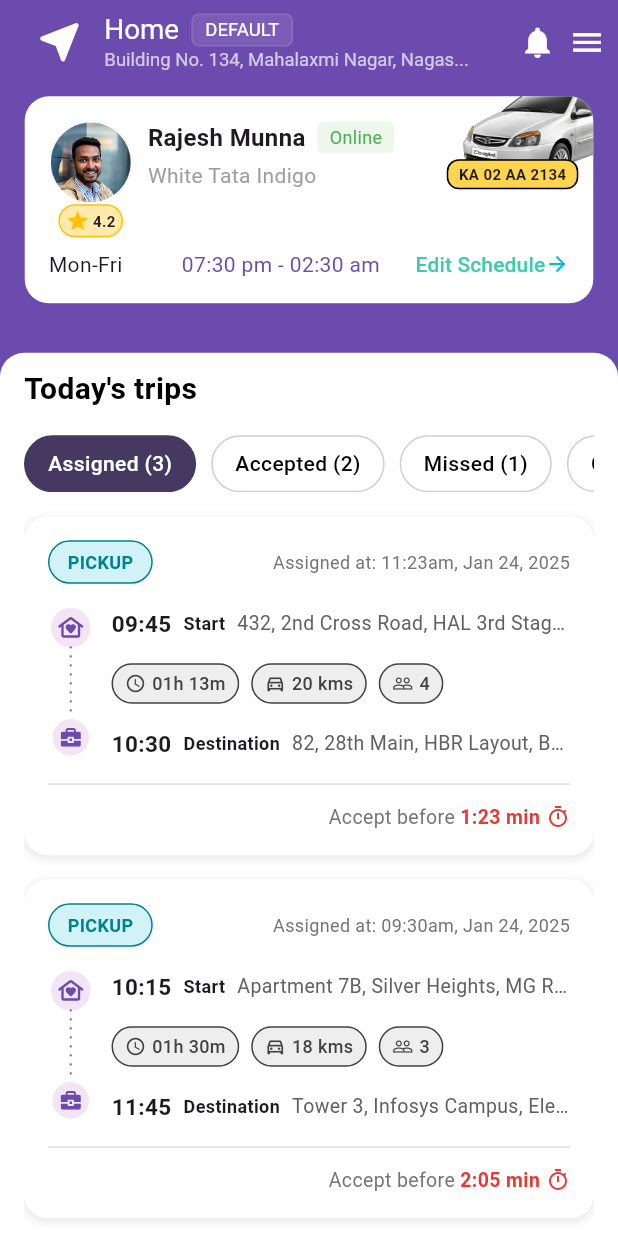
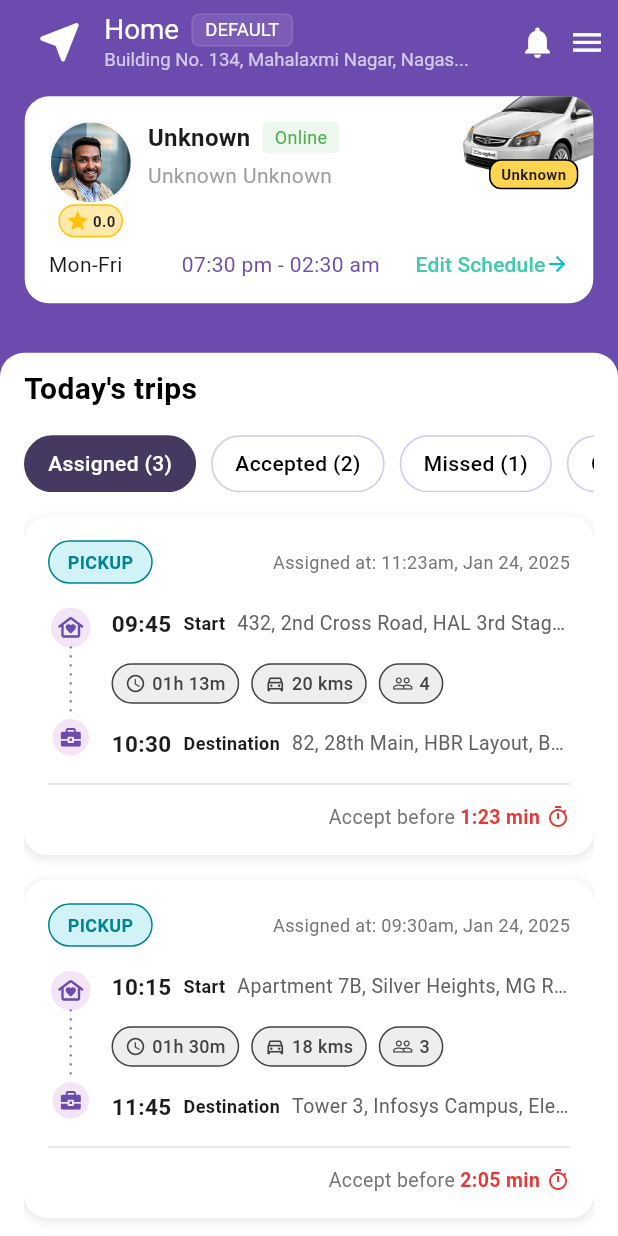
Before and after one commit to Transport-SaaS/breezo-driver, a Flutter app: the HomeScreen screen opened directly, on a phone screen of 412 x 824 dp. Run offline on Flutter 3.47's test engine with Material 3 defaults, Android fonts, the light colour scheme and no system bars; our stand-ins replace cherry_toast, dio, flutter_secure_storage, flutter_svg, geolocator, get_it and 7 more; accounts and stored records are empty.

Commit message:
load data related to driver and display in UI

```diff
--- a/lib/core/config/api_endpoints.dart
+++ b/lib/core/config/api_endpoints.dart
@@ -23,7 +23,9 @@ class ApiEndpoints {
   static const String saveProfile = '/driver/saveProfile';
   static const String setAccountStatus = '/driver/setAccountStatus';
   static const String saveAddress = '/driver/saveAddress';
+  static const String saveAddressAndSetDefault = '/driver/saveAddressAndSetDefault';
   static const String getAddresses = '/driver/getAddresses';
+  static const String getActiveAddress = '/driver/getActiveAddress';
   static const String deleteAddress = '/driver/deleteAddress';
   static const String setDefaultAddress = '/driver/setDefaultAddress';
   static const String getDriverOfficeDetails = '/driver/getOfficeDetails';
@@ -35,6 +37,7 @@ class ApiEndpoints {
   static const String ratePastTrip = '/driver/ratePastTrip';
   static const String getPartialTripInformation = '/driver/getPartialTripInformation';
   static const String getPartialDriverDataForTripRoute = '/driver/getPartialDriverDataForTripRoute';
+  static const String getVehicleDetails = '/driver/getVehicleDetails';
 
   // Trip endpoints
   static const String getTripDetails = '/tripData/getTripDetails';
--- a/lib/features/home/views/home_screen.dart
+++ b/lib/features/home/views/home_screen.dart
@@ -5,6 +5,9 @@ import 'package:breezodriver/features/profile/views/profile_screen.dart';
 import 'package:breezodriver/widgets/todays_trip_card.dart';
 import 'package:flutter/material.dart';
 import 'package:flutter_svg/svg.dart';
+import 'package:provider/provider.dart';
+
+import '../../profile/viewmodels/driver_viewmodel.dart';
 
 class HomeScreen extends StatelessWidget {
   const HomeScreen({super.key});
@@ -12,7 +15,22 @@ class HomeScreen extends StatelessWidget {
   @override
   Widget build(BuildContext context) {
     String address = 'Building No. 134, Mahalaxmi Nagar, Nagasandra, Bangalore';
+    String addressName = 'Home';
+    String driverName = 'Unknown';
+    String driverRating = '0.0';
+    String vehicleModel = 'Unknown';
+    String vehicleColor = 'Unknown';
+    String vehicleNumber = 'Unknown';
 
+    final driverViewModel = Provider.of<DriverViewModel>(context, listen: false);
+    if (driverViewModel.defaultAddress != null) {
+      address = driverViewModel.defaultAddress!.addressText;
+      addressName = driverViewModel.defaultAddress!.addressName;
+      driverName = driverViewModel.driverProfile?.name ?? 'Unknown';
+      vehicleNumber = driverViewModel.vehicle?.registrationNo ?? 'Unknown';
+      vehicleColor = driverViewModel.vehicle?.colour ?? 'Unknown';
+      vehicleModel = driverViewModel.vehicle?.brandName ?? 'Unknown';
+    }
     return Scaffold(
       appBar: AppBar(
         leading: Padding(
@@ -50,7 +68,7 @@ class HomeScreen extends StatelessWidget {
             Row(
               children: [
                 Text(
-                  'Home',
+                  addressName,
                   style: TextStyle(
                     color: Colors.white,
                     fontSize:
@@ -156,12 +174,12 @@ class HomeScreen extends StatelessWidget {
                                                 ),
 
                                                 Container(
-                                                  padding: EdgeInsets.symmetric(
+                                                  padding: const EdgeInsets.symmetric(
                                                     horizontal: 4,
                                                     vertical: 2,
                                                   ),
                                                   decoration: BoxDecoration(
-                                                    color: Color(0xffFFEAAC),
+                                                    color: const Color(0xffFFEAAC),
                                                     border: Border.all(
                                                       color: Colors.amber,
                                                     ),
@@ -170,17 +188,17 @@ class HomeScreen extends StatelessWidget {
                                                             15
                                                         )
                                                   ),
-                                                  child: const Row(
+                                                  child: Row(
                                                     children: [
-                                                      Icon(
+                                                      const Icon(
                                                         Icons.star,
                                                         color: Colors.amber,
                                                         size: 16,
                                                       ),
-                                                      SizedBox(width: 2),
+                                                      const SizedBox(width: 2),
                                                       Text(
-                                                        '4.2',
-                                                        style: TextStyle(
+                                                        driverRating,
+                                                        style: const TextStyle(
                                                           fontSize: 10,
                                                           fontWeight:
                                                               FontWeight.bold,
@@ -192,7 +210,7 @@ class HomeScreen extends StatelessWidget {
                                               ],
                                             ),
 
-                                            SizedBox(width: 10), // ~4px
+                                            const SizedBox(width: 10), // ~4px
 
                                             // Driver info and schedule
                                             Expanded(
@@ -203,9 +221,9 @@ class HomeScreen extends StatelessWidget {
                                                   // Driver name and online status
                                                   Row(
                                                     children: [
-                                                      const Text(
-                                                        'Rajesh Munna',
-                                                        style: TextStyle(
+                                                      Text(
+                                                        driverName,
+                                                        style: const TextStyle(
                                                           fontSize: 16,
                                                           fontWeight:
                                                               FontWeight.bold,
@@ -239,9 +257,9 @@ class HomeScreen extends StatelessWidget {
                                                   const SizedBox(height: 4),
 
                                                   // Car model
-                                                  const Text(
-                                                    'White Tata Indigo',
-                                                    style: TextStyle(
+                                                  Text(
+                                                    '$vehicleColor $vehicleModel',
+                                                    style: const TextStyle(
                                                       fontSize: 14,
                                                       color: Colors.grey,
                                                     ),
@@ -287,7 +305,7 @@ class HomeScreen extends StatelessWidget {
                                                       MaterialTapTargetSize
                                                           .shrinkWrap,
                                                 ),
-                                                        child: Row(
+                                                child: const Row(
                                                   children: [
                                                     Text(
                                                       'Edit Schedule',
@@ -343,9 +361,9 @@ class HomeScreen extends StatelessWidget {
                                         color: Color(0xFFFFD54F),
                                         borderRadius: BorderRadius.circular(8),
                                       ),
-                                      child: const Text(
-                                        'KA 02 AA 2134',
-                                        style: TextStyle(
+                                      child: Text(
+                                        vehicleNumber,
+                                        style: const TextStyle(
                                           fontSize: 10,
                                           fontWeight: FontWeight.bold,
                                         ),
--- /dev/null
+++ b/lib/features/profile/models/address_model.dart
@@ -0,0 +1,97 @@
+class Address {
+  final int iid;
+  final String addressText;
+  final double lat;
+  final double lng;
+  final String? pinCode;
+  final String addressName;
+  final String? landmark;
+  final String? city;
+  bool active;
+
+  Address({
+    required this.iid,
+    required this.addressText,
+    required this.lat,
+    required this.lng,
+    this.pinCode,
+    required this.addressName,
+    this.landmark,
+    this.city,
+    required this.active,
+  });
+
+  factory Address.fromJson(Map<String, dynamic> json) {
+    // Ensure iid is parsed as an integer
+    int iid;
+    if (json['iid'] is int) {
+      iid = json['iid'];
+    } else if (json['iid'] is String) {
+      iid = int.tryParse(json['iid']) ?? 0;
+    } else {
+      iid = 0;
+    }
+
+    return Address(
+      iid: iid,
+      addressText: json['addressText'] ?? '',
+      lat: (json['lat'] is num) ? (json['lat'] as num).toDouble() : 0.0,
+      lng: (json['lng'] is num) ? (json['lng'] as num).toDouble() : 0.0,
+      pinCode: json['pinCode'],
+      addressName: json['addressName'] ?? '',
+      landmark: json['landmark'],
+      city: json['city'],
+      active: json['active'] ?? false,
+    );
+  }
+
+  Map<String, dynamic> toJson() {
+    return {
+      'iid': iid,
+      'addressText': addressText,
+      'lat': lat,
+      'lng': lng,
+      'pinCode': pinCode,
+      'addressName': addressName,
+      'landmark': landmark,
+      'city': city,
+      'active': active,
+    };
+  }
+
+  // Helper method to get a display name for the address
+  String get displayName {
+    if (addressName.isNotEmpty) {
+      return addressName;
+    } else {
+      return addressText.length > 30
+          ? '${addressText.substring(0, 30)}...'
+          : addressText;
+    }
+  }
+
+  // Create a copy of this address with some fields replaced
+  Address copyWith({
+    int? iid,
+    String? addressText,
+    double? lat,
+    double? lng,
+    String? pinCode,
+    String? addressName,
+    String? landmark,
+    String? city,
+    bool? active,
+  }) {
+    return Address(
+      iid: iid ?? this.iid,
+      addressText: addressText ?? this.addressText,
+      lat: lat ?? this.lat,
+      lng: lng ?? this.lng,
+      pinCode: pinCode ?? this.pinCode,
+      addressName: addressName ?? this.addressName,
+      landmark: landmark ?? this.landmark,
+      city: city ?? this.city,
+      active: active ?? this.active,
+    );
+  }
+}
--- /dev/null
+++ b/lib/features/profile/models/vehicle_model.dart
@@ -0,0 +1,47 @@
+// <result property="registrationNo" column="registration_no"/>
+// <result property="vehicleType" column="vehicle_type"/>
+// <result property="colour" column="colour"/>
+// <result property="manufacturerName" column="manufacturer_name"/>
+// <result property="brandName" column="brand_name"/>
+// <result property="seatingCapacity" column="seating_capacity"
+
+
+class Vehicle {
+  final String registrationNo;
+  final String vehicleType; // e.g., Car, Bike, Truck
+  final String colour;
+  final String manufacturerName;
+  final String brandName;
+  final int seatingCapacity;
+
+  Vehicle({
+    required this.registrationNo,
+    required this.vehicleType,
+    required this.colour,
+    required this.manufacturerName,
+    required this.brandName,
+    required this.seatingCapacity,
+  });
+
+  factory Vehicle.fromJson(Map<String, dynamic> json) {
+    return Vehicle(
+      registrationNo: json['registrationNo'],
+      vehicleType: json['vehicleType'],
+      colour: json['colour'],
+      manufacturerName: json['manufacturerName'],
+      brandName: json['brandName'],
+      seatingCapacity: json['seatingCapacity'],
+    );
+  }
+
+  Map<String, dynamic> toJson() {
+    return {
+      'registration_no': registrationNo,
+      'vehicle_type': vehicleType,
+      'colour': colour,
+      'manufacturer_name': manufacturerName,
+      'brand_name': brandName,
+      'seating_capacity': seatingCapacity,
+    };
+  }
+}
```
Also changed, not shown: lib/features/auth/views/splash_screen.dart (+6 -3 lines), lib/features/profile/repositories/driver_repository.dart (+66 -0 lines), lib/features/profile/viewmodels/driver_viewmodel.dart (+58 -0 lines). Lines whose indentation alone changed are shown as unchanged.
